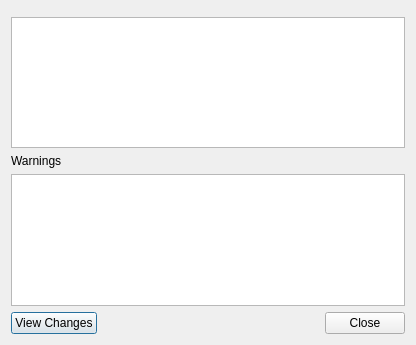
Above: Mergin/ui/ui_status_dialog.ui from MerginMaps/qgis-plugin before the change. Below: the same form after it.
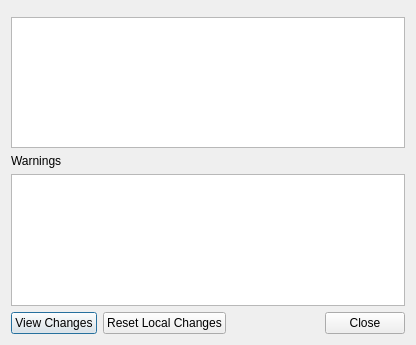
That is the form after the change. Custom widgets are drawn as their Qt base class.

Commit message: add reset local changes

Diff of the .ui file:
```diff
--- a/Mergin/ui/ui_status_dialog.ui
+++ b/Mergin/ui/ui_status_dialog.ui
@@ -14,7 +14,7 @@
    <string>Project status</string>
   </property>
   <layout class="QGridLayout" name="gridLayout">
-   <item row="0" column="0" colspan="2">
+   <item row="0" column="0" colspan="3">
     <widget class="QgsMessageBar" name="messageBar">
      <property name="frameShape">
       <enum>QFrame::StyledPanel</enum>
@@ -24,7 +24,7 @@
      </property>
     </widget>
    </item>
-   <item row="1" column="0" colspan="2">
+   <item row="1" column="0" colspan="3">
     <widget class="QTreeView" name="treeStatus">
      <property name="editTriggers">
       <set>QAbstractItemView::NoEditTriggers</set>
@@ -41,7 +41,7 @@
      </property>
     </widget>
    </item>
-   <item row="3" column="0" colspan="2">
+   <item row="3" column="0" colspan="3">
     <widget class="QTextBrowser" name="txtWarnings">
      <property name="readOnly">
       <bool>true</bool>
@@ -62,6 +62,13 @@
     </widget>
    </item>
    <item row="4" column="1">
+    <widget class="QPushButton" name="btn_reset_local_changes">
+     <property name="text">
+      <string>Reset Local Changes</string>
+     </property>
+    </widget>
+   </item>
+   <item row="4" column="2">
     <widget class="QDialogButtonBox" name="buttonBox">
      <property name="orientation">
       <enum>Qt::Horizontal</enum>
```
The commit also changes 1 other file.
